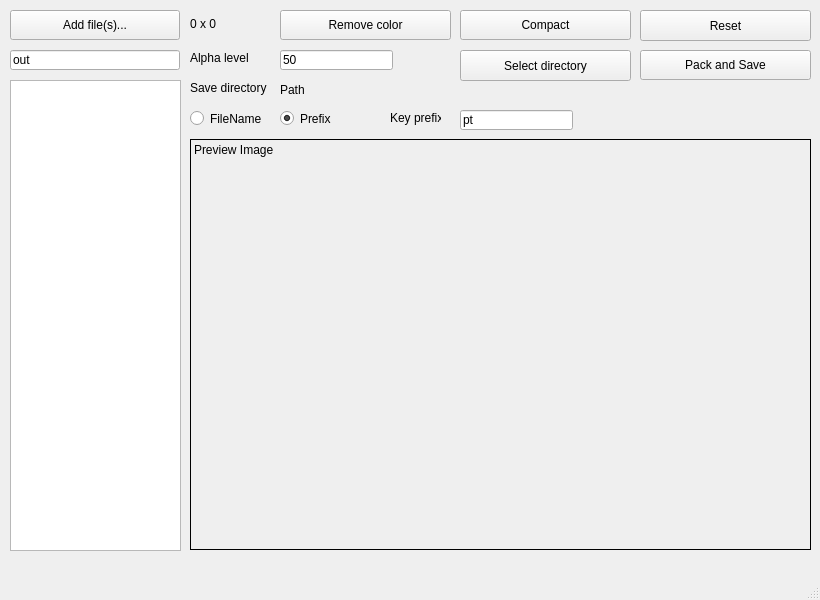
Before: the Qt Designer form mainwindow.ui in usbport11/TexPack, drawn with Qt 5.
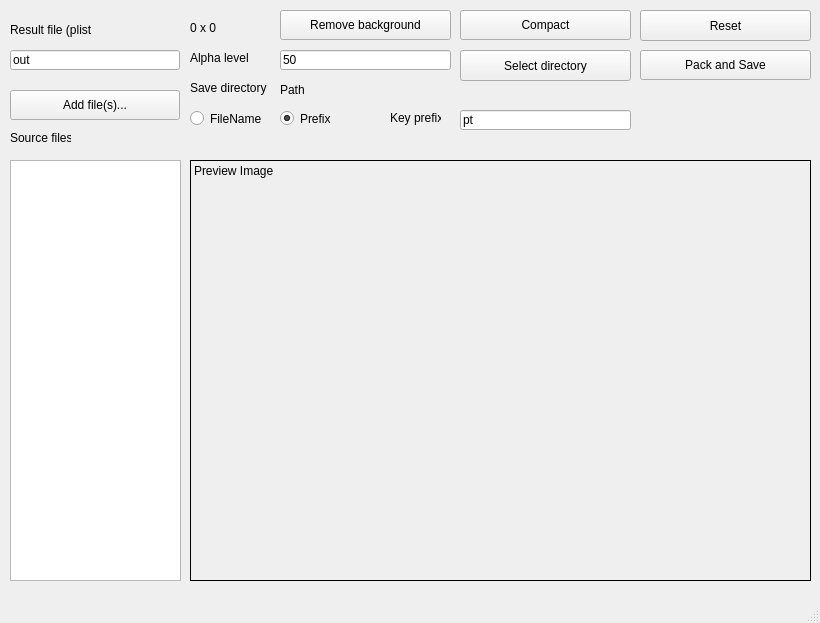
After: the same form once the commit is applied.

Patch:
```diff
--- a/mainwindow.ui
+++ b/mainwindow.ui
@@ -7,7 +7,7 @@
     <x>0</x>
     <y>0</y>
     <width>820</width>
-    <height>600</height>
+    <height>623</height>
    </rect>
   </property>
   <property name="windowTitle">
@@ -18,9 +18,9 @@
     <property name="geometry">
      <rect>
       <x>10</x>
-      <y>80</y>
+      <y>160</y>
       <width>171</width>
-      <height>471</height>
+      <height>421</height>
      </rect>
     </property>
     <property name="editTriggers">
@@ -31,7 +31,7 @@
     <property name="geometry">
      <rect>
       <x>10</x>
-      <y>10</y>
+      <y>90</y>
       <width>170</width>
       <height>30</height>
      </rect>
@@ -44,9 +44,9 @@
     <property name="geometry">
      <rect>
       <x>190</x>
-      <y>139</y>
+      <y>160</y>
       <width>621</width>
-      <height>411</height>
+      <height>421</height>
      </rect>
     </property>
     <property name="frameShape">
@@ -66,7 +66,7 @@
     <property name="geometry">
      <rect>
       <x>190</x>
-      <y>16</y>
+      <y>20</y>
       <width>81</width>
       <height>16</height>
      </rect>
@@ -85,7 +85,7 @@
      </rect>
     </property>
     <property name="text">
-     <string>Remove color</string>
+     <string>Remove background</string>
     </property>
    </widget>
    <widget class="QPushButton" name="btnCompactImage">
@@ -132,7 +132,7 @@
      <rect>
       <x>280</x>
       <y>50</y>
-      <width>113</width>
+      <width>171</width>
       <height>20</height>
      </rect>
     </property>
@@ -223,7 +223,7 @@
      <rect>
       <x>460</x>
       <y>110</y>
-      <width>113</width>
+      <width>171</width>
       <height>20</height>
      </rect>
     </property>
@@ -263,6 +263,32 @@
      <bool>false</bool>
     </property>
    </widget>
+   <widget class="QLabel" name="lblResultFile">
+    <property name="geometry">
+     <rect>
+      <x>10</x>
+      <y>20</y>
+      <width>81</width>
+      <height>20</height>
+     </rect>
+    </property>
+    <property name="text">
+     <string>Result file (plist)</string>
+    </property>
+   </widget>
+   <widget class="QLabel" name="lblSourceFiles">
+    <property name="geometry">
+     <rect>
+      <x>10</x>
+      <y>130</y>
+      <width>61</width>
+      <height>16</height>
+     </rect>
+    </property>
+    <property name="text">
+     <string>Source files</string>
+    </property>
+   </widget>
   </widget>
   <widget class="QMenuBar" name="menubar">
    <property name="geometry">
```
Left out of the diff: 2 changed lines with no effect on the pictures.
